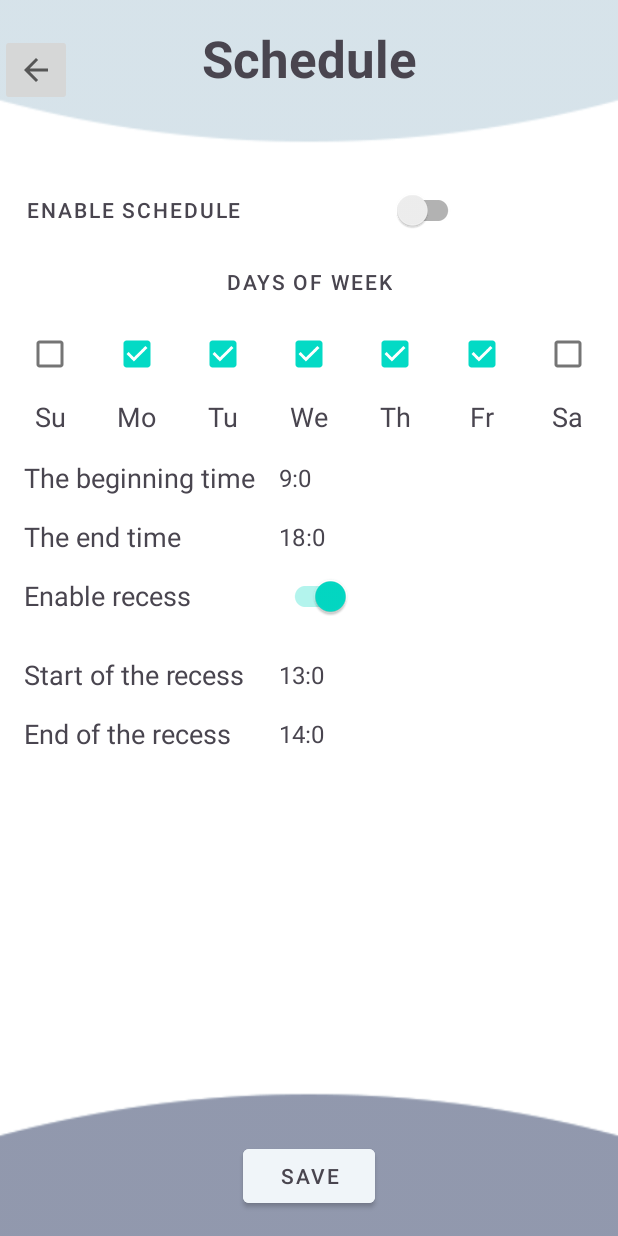
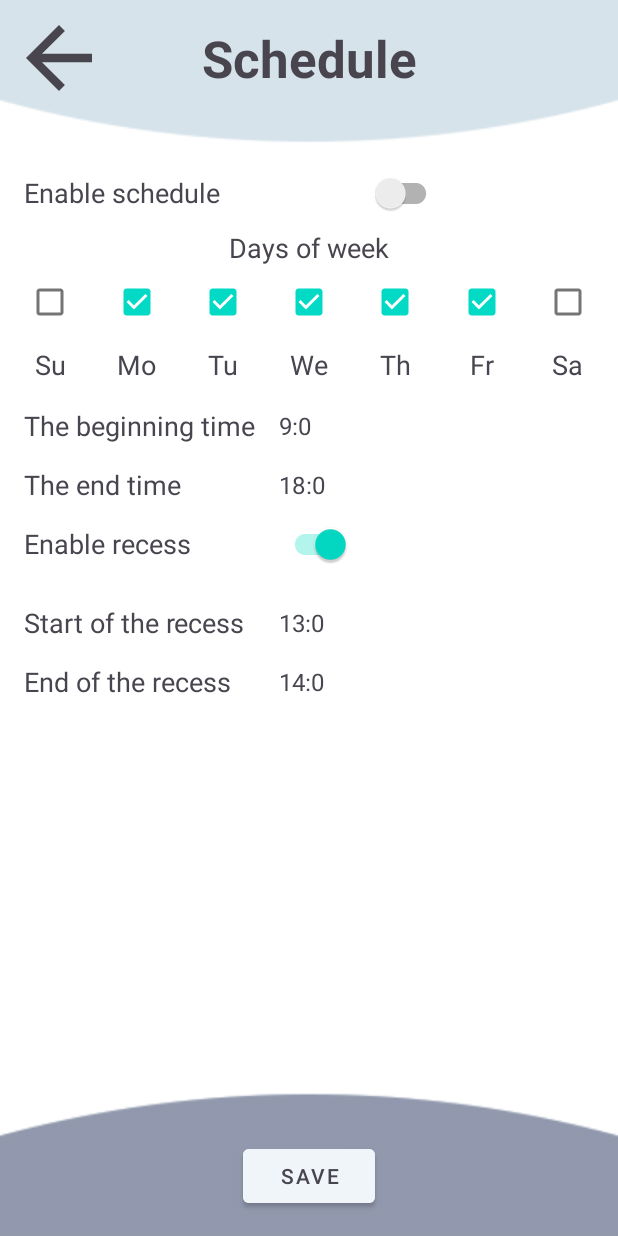
Before and after one commit to ArtyseevWork/Healthy-Work, an Android app: the ScheduleActivity screen opened directly, with no data from a screen before it, on a phone screen of 412 x 824 dp. Run offline under Robolectric (Android 15) with nearby library versions, the phone set to English and light mode, and no system bars.

Commit message:
fix art back button

```diff
--- /dev/null
+++ b/app/src/main/res/drawable/arrow_left.xml
@@ -0,0 +1,4 @@
+<vector android:height="44dp" android:viewportHeight="28"
+    android:viewportWidth="28" android:width="44dp" xmlns:android="http://schemas.android.com/apk/res/android">
+    <path android:fillColor="#49454F" android:pathData="M28,12.232V15.768H6.788L16.51,25.49L14,28L-0,14L14,-0L16.51,2.51L6.788,12.232H28Z"/>
+</vector>
--- a/app/src/main/res/layout/activity_exercise.xml
+++ b/app/src/main/res/layout/activity_exercise.xml
@@ -29,14 +29,16 @@
 
         <ImageButton
             android:id="@+id/btn_exercise_back"
+            style="@style/button_style2"
             android:layout_width="wrap_content"
             android:layout_height="wrap_content"
+            android:layout_margin="@dimen/base_indent"
+            app:srcCompat="@drawable/arrow_left"
             android:contentDescription="@string/activity_exercise_back"
-            android:layout_margin="@dimen/base_indent"
             app:layout_constraintBottom_toBottomOf="@+id/tv_preferences_title"
             app:layout_constraintStart_toStartOf="parent"
             app:layout_constraintTop_toTopOf="@+id/tv_preferences_title"
-            app:srcCompat="?attr/actionModeCloseDrawable" />
+ />
     </androidx.constraintlayout.widget.ConstraintLayout>
 
 
--- a/app/src/main/res/layout/activity_schedule.xml
+++ b/app/src/main/res/layout/activity_schedule.xml
@@ -18,16 +18,16 @@
         app:layout_constraintTop_toTopOf="parent">
 
         <ImageButton
-            android:id="@+id/btn_schedule_back"
+            style="@style/button_style2"
             android:layout_width="wrap_content"
             android:layout_height="wrap_content"
-            android:layout_marginTop="@dimen/base_indent"
-            android:contentDescription="@string/activity_schedule_back"
-            android:minHeight="48dp"
+            android:layout_margin="@dimen/base_indent"
+            app:srcCompat="@drawable/arrow_left"
+            android:id="@+id/btn_schedule_back"
+            android:contentDescription="@string/activity_exercise_back"
             app:layout_constraintBottom_toBottomOf="@+id/tv_schedule_title"
             app:layout_constraintStart_toStartOf="parent"
-            app:layout_constraintTop_toTopOf="@+id/tv_schedule_title"
-            app:srcCompat="?attr/actionModeCloseDrawable" />
+            app:layout_constraintTop_toTopOf="@+id/tv_schedule_title" />
 
         <TextView
             android:id="@+id/tv_schedule_title"
@@ -64,7 +64,7 @@
 
     <TextView
         android:id="@+id/tv_schedule_available_title"
-        style="@style/button_style2"
+        style="@style/general_title_2_text_style"
         android:layout_width="wrap_content"
         android:layout_height="wrap_content"
         android:text="@string/activity_schedule_enable"
@@ -74,7 +74,7 @@
 
     <TextView
         android:id="@+id/tv_schedule_days_of_week"
-        style="@style/button_style2"
+        style="@style/general_title_2_text_style"
         android:layout_width="wrap_content"
         android:layout_height="wrap_content"
         android:text="@string/activity_schedule_days_of_week"
--- a/app/src/main/res/values/styles.xml
+++ b/app/src/main/res/values/styles.xml
@@ -38,9 +38,8 @@
         <item name="android:layout_marginBottom">@dimen/base_indent</item>
     </style>
 
-    <style name="button_style2" parent="Widget.MaterialComponents.Button">
-        <item name= "android:backgroundTint">@color/grey_700</item>
-        <item name="android:colorButtonNormal">@color/color_primary</item>
+    <style name="button_style2">
+        <item name="android:background">@null</item>
         <item name="android:fontFamily">sans-serif-medium</item>
         <item name="android:textSize">14sp</item>
         <item name="android:textColor">@color/color_primary</item>
```
Also changed, not shown: app/src/main/res/layout/activity_exercises_menu.xml (+4 -3 lines), app/src/main/res/layout/activity_preferences.xml (+5 -5 lines).
